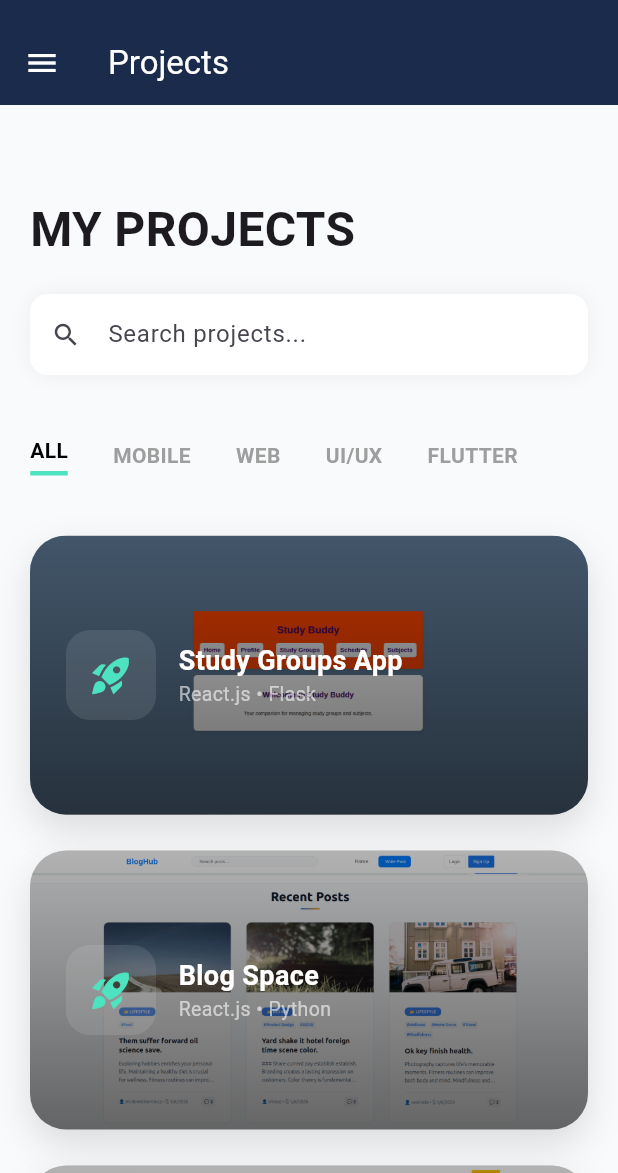
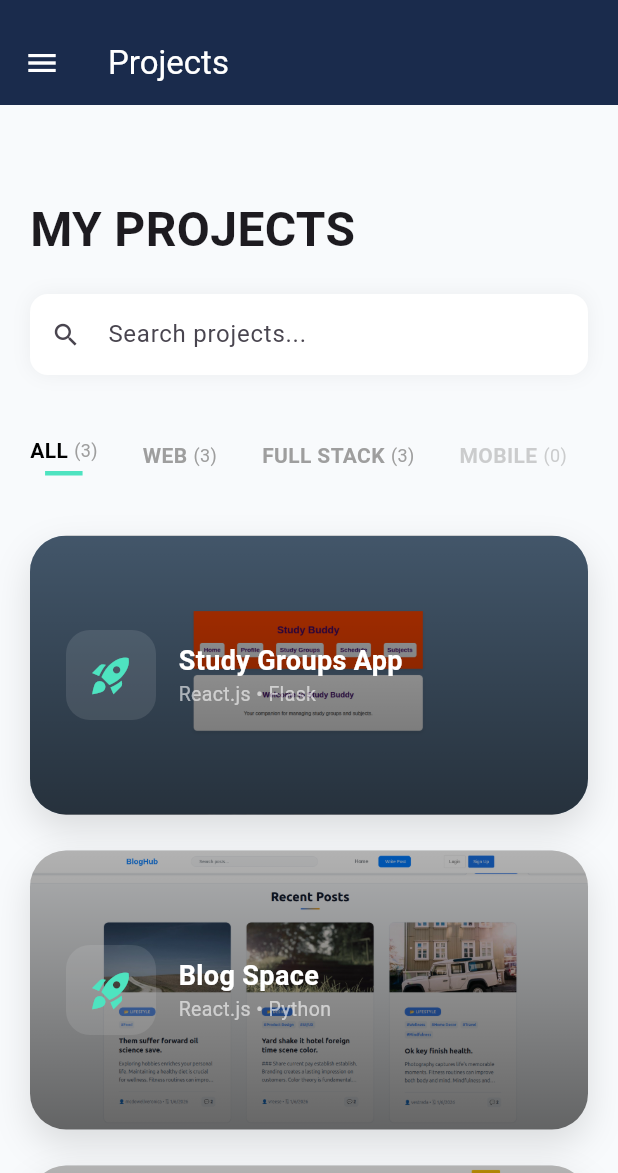
Before and after one commit to Oliver9105/PORTFOLIO, a Flutter app: the screen it shows after launch, on a phone screen of 412 x 824 dp, the part 63-1236 px from its top. Run offline on Flutter 3.47's test engine with Material 3 defaults, Android fonts, the phone set to English and light mode, and no system bars; our stand-ins replace go_router, google_fonts, shared_preferences; missing offline and left inert: dart:html.

Commit message:
feat: improve app categorization with proper filtering and missing category notes

```diff
--- a/lib/presentation/pages/projects_page.dart
+++ b/lib/presentation/pages/projects_page.dart
@@ -86,29 +86,97 @@ class _ProjectsDesktopPageState extends State<ProjectsDesktopPage> {
   }
 
   Widget _buildCategoryFilter(bool isDesktop) {
-    final categories = ["ALL", "MOBILE", "WEB", "UI/UX", "FLUTTER"];
+    final categories = {
+      "ALL": {"count": 3, "available": true},
+      "WEB": {"count": 3, "available": true},
+      "FULL STACK": {"count": 3, "available": true},
+      "MOBILE": {"count": 0, "available": false},
+      "UI/UX": {"count": 0, "available": false},
+      "FLUTTER": {"count": 0, "available": false},
+    };
+
     return SliverPadding(
       padding: EdgeInsets.symmetric(horizontal: isDesktop ? 40 : 20, vertical: 20),
       sliver: SliverToBoxAdapter(
-        child: SingleChildScrollView(
+        child: Column(
+          crossAxisAlignment: CrossAxisAlignment.start,
+          children: [
+            SingleChildScrollView(
               scrollDirection: Axis.horizontal,
               child: Row(
-            children: categories.map((cat) {
+                children: categories.entries.map((entry) {
+                  String cat = entry.key;
+                  Map<String, dynamic> info = entry.value;
                   bool isMe = _activeCategory == cat;
+                  bool isAvailable = info['available'];
+                  int count = info['count'];
+
                   return GestureDetector(
-                onTap: () => setState(() => _activeCategory = cat),
+                    onTap: isAvailable ? () => setState(() => _activeCategory = cat) : null,
                     child: Container(
                       margin: const EdgeInsets.only(right: 30),
                       child: Column(
                         children: [
-                      Text(cat, style: TextStyle(fontWeight: FontWeight.bold, color: isMe ? Colors.black : Colors.grey)),
-                      if (isMe) Container(height: 3, width: 25, color: const Color(0xFF4EE3C0), margin: const EdgeInsets.only(top: 4)),
+                          Row(
+                            children: [
+                              Text(
+                                cat,
+                                style: TextStyle(
+                                  fontWeight: FontWeight.bold,
+                                  color: isAvailable
+                                    ? (isMe ? Colors.black : Colors.grey)
+                                    : Colors.grey.withOpacity(0.5)
+                                )
+                              ),
+                              const SizedBox(width: 4),
+                              Text(
+                                '($count)',
+                                style: TextStyle(
+                                  fontSize: 12,
+                                  color: isAvailable
+                                    ? Colors.grey
+                                    : Colors.grey.withOpacity(0.5)
+                                )
+                              ),
+                            ],
+                          ),
+                          if (isMe && isAvailable)
+                            Container(
+                              height: 3,
+                              width: 25,
+                              color: const Color(0xFF4EE3C0),
+                              margin: const EdgeInsets.only(top: 4)
+                            ),
                         ],
                       ),
                     ),
                   );
                 }).toList(),
               ),
+            ),
+            if (!(categories[_activeCategory]!['available'] as bool))
+              Container(
+                margin: const EdgeInsets.only(top: 16),
+                padding: const EdgeInsets.all(12),
+                decoration: BoxDecoration(
+                  color: Colors.orange.withOpacity(0.1),
+                  borderRadius: BorderRadius.circular(8),
+                  border: Border.all(color: Colors.orange.withOpacity(0.3)),
+                ),
+                child: Row(
+                  children: [
+                    Icon(Icons.info_outline, color: Colors.orange, size: 16),
+                    const SizedBox(width: 8),
+                    Expanded(
+                      child: Text(
+                        'No ${_activeCategory.toLowerCase()} projects available yet. Coming soon!',
+                        style: TextStyle(color: Colors.orange[800], fontSize: 12),
+                      ),
+                    ),
+                  ],
+                ),
+              ),
+          ],
         ),
       ),
     );
@@ -117,26 +185,40 @@ class _ProjectsDesktopPageState extends State<ProjectsDesktopPage> {
   Widget _buildProjectGrid(BuildContext context) {
     bool isDesktop = TWResponsive.isDesktop(context);
 
-    final projects = [
+    final allProjects = [
       {
         'title': 'Study Groups App',
         'tech': 'React.js • Flask',
+        'category': 'WEB',
+        'subcategory': 'FULL STACK',
         'liveUrl': 'https://fabulous-daifuku-b1a8fc.netlify.app/',
         'githubUrl': 'https://github.com/Oliver9105/study-groups-app.git',
       },
       {
         'title': 'Blog Space',
         'tech': 'React.js • Python',
+        'category': 'WEB',
+        'subcategory': 'FULL STACK',
         'liveUrl': 'https://oliver-blogspace.netlify.app/',
         'githubUrl': 'https://github.com/Oliver9105/Blogpost-APP.git',
       },
       {
         'title': 'STEMLearn',
-        'tech': 'Full Stack',
+        'tech': 'React.js • Python • MySQL',
+        'category': 'WEB',
+        'subcategory': 'FULL STACK',
         'liveUrl': 'https://superb-duckanoo-18547b.netlify.app/',
         'githubUrl': 'https://github.com/Zippy-sudo/STEMLearn_db.git',
       },
     ];
+
+    // Filter projects based on active category
+    final projects = _activeCategory == "ALL"
+      ? allProjects
+      : allProjects.where((project) =>
+          project['category'] == _activeCategory ||
+          project['subcategory'] == _activeCategory
+        ).toList();
 
     return SliverPadding(
       padding: EdgeInsets.all(isDesktop ? 40 : 20),
```
Lines whose indentation alone changed are shown as unchanged.
